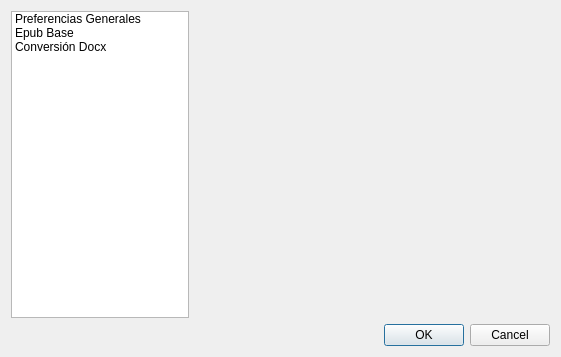
leandro86/epubcreator, file epubcreator/gui/forms/src/preferences_dialog.ui: the form before one commit.
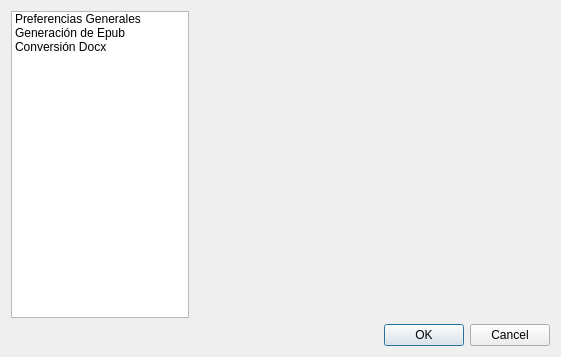
The form after the commit. Custom widgets are drawn as their Qt base class.

The edit to the form file:
```diff
--- a/epubcreator/gui/forms/src/preferences_dialog.ui
+++ b/epubcreator/gui/forms/src/preferences_dialog.ui
@@ -34,7 +34,7 @@
        </item>
        <item>
         <property name="text">
-         <string>Epub Base</string>
+         <string>Generación de Epub</string>
         </property>
        </item>
        <item>
```
Left out of the diff: 4 changed lines with no effect on the pictures.
